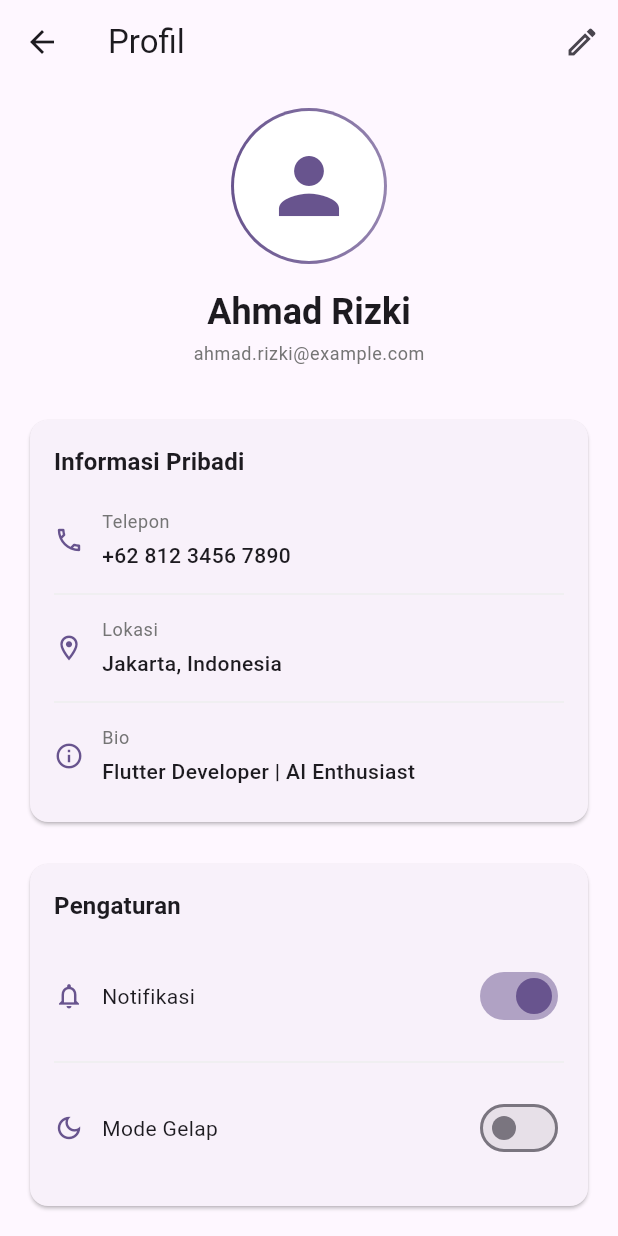
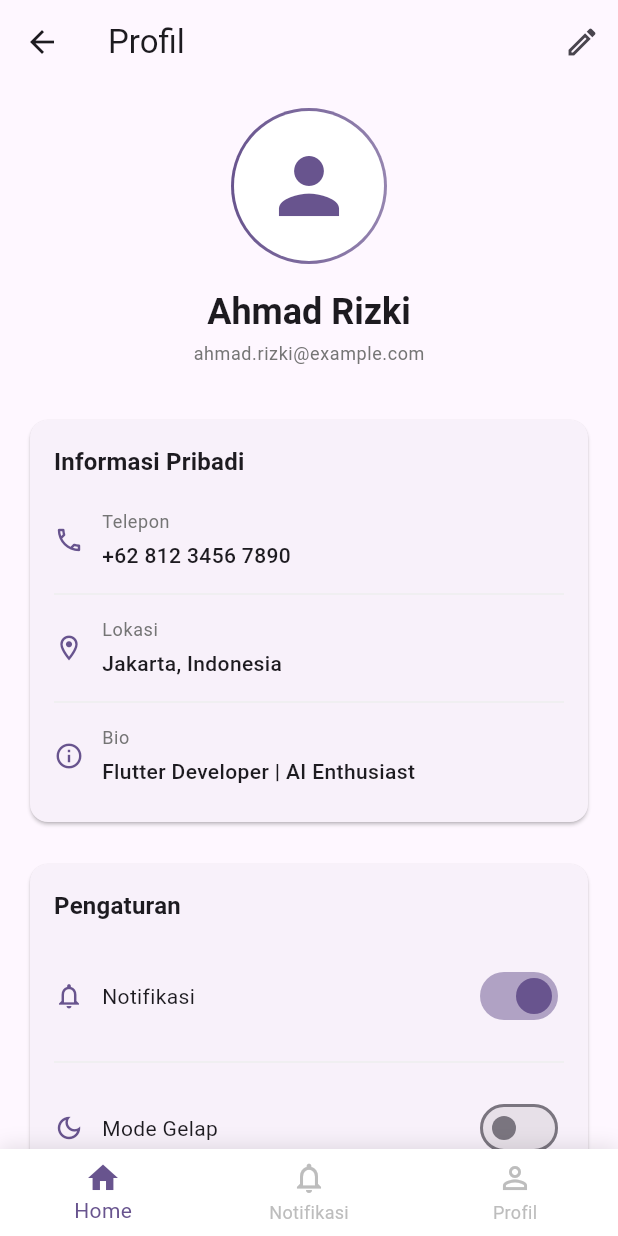
Before and after one commit to msyamsul725/flutter-ai-workflow, a Flutter app: the ProfileView screen opened directly, on a phone screen of 412 x 824 dp. Run offline on Flutter 3.47's test engine with Material 3 defaults, Android fonts, the phone set to English and light mode, and no system bars; our stand-ins replace get.

Commit message:
feat: Implement navigation system with Home, Notification, and Profile pages
- Create Home page (HomeView, HomeController, HomeBinding) with welcome card, menu items grid, and statistics
- Create BottomNavigationWidget for easy navigation between 3 main pages
- Create routing system (lib/routes/app_pages.dart) with GetPage for all pages
- Update main.dart to use GetMaterialApp routing with initialRoute and getPages
- Add bottomNavigationBar to Notification and Profile views
- Update TODO_COPILOT.md with task completion details
- No unit tests added as requested (skip tests)
- All code follows GetX pattern with Observable variables and Reactive UI
- Flutter analyze passes with no errors

Co-authored-by: Copilot <223556219+Copilot@users.noreply.github.com>

```diff
--- /dev/null
+++ b/lib/pages/home/home_binding.dart
@@ -0,0 +1,9 @@
+import 'package:get/get.dart';
+import 'home_controller.dart';
+
+class HomeBinding extends Bindings {
+  @override
+  void dependencies() {
+    Get.lazyPut<HomeController>(() => HomeController());
+  }
+}
--- a/lib/pages/notifications/notifications_view.dart
+++ b/lib/pages/notifications/notifications_view.dart
@@ -1,6 +1,7 @@
 import 'package:flutter/material.dart';
 import 'package:get/get.dart';
 import 'notifications_controller.dart';
+import '../../widgets/bottom_navigation_widget.dart';
 
 class NotificationsView extends GetView<NotificationsController> {
   const NotificationsView({super.key});
@@ -73,6 +74,7 @@ class NotificationsView extends GetView<NotificationsController> {
                     },
                   ),
       ),
+      bottomNavigationBar: const BottomNavigationWidget(),
     );
   }
 
--- a/lib/pages/profile/profile_view.dart
+++ b/lib/pages/profile/profile_view.dart
@@ -1,6 +1,7 @@
 import 'package:flutter/material.dart';
 import 'package:get/get.dart';
 import 'profile_controller.dart';
+import '../../widgets/bottom_navigation_widget.dart';
 
 class ProfileView extends GetView<ProfileController> {
   const ProfileView({super.key});
@@ -215,6 +216,7 @@ class ProfileView extends GetView<ProfileController> {
                 ),
               ),
       ),
+      bottomNavigationBar: const BottomNavigationWidget(),
     );
   }
 
--- /dev/null
+++ b/lib/routes/app_pages.dart
@@ -0,0 +1,51 @@
+import 'package:get/get.dart';
+import '../pages/login/login_view.dart';
+import '../pages/login/login_binding.dart';
+import '../pages/home/home_view.dart';
+import '../pages/home/home_binding.dart';
+import '../pages/notifications/notifications_view.dart';
+import '../pages/notifications/notifications_binding.dart';
+import '../pages/profile/profile_view.dart';
+import '../pages/profile/profile_binding.dart';
+import '../pages/cart/cart_view.dart';
+import '../pages/cart/cart_binding.dart';
+
+abstract class AppPages {
+  static const initial = Routes.login;
+
+  static final routes = [
+    GetPage(
+      name: Routes.login,
+      page: () => const LoginView(),
+      binding: LoginBinding(),
+    ),
+    GetPage(
+      name: Routes.home,
+      page: () => const HomeView(),
+      binding: HomeBinding(),
+    ),
+    GetPage(
+      name: Routes.notification,
+      page: () => const NotificationsView(),
+      binding: NotificationsBinding(),
+    ),
+    GetPage(
+      name: Routes.profile,
+      page: () => const ProfileView(),
+      binding: ProfileBinding(),
+    ),
+    GetPage(
+      name: Routes.cart,
+      page: () => const CartView(),
+      binding: CartBinding(),
+    ),
+  ];
+}
+
+abstract class Routes {
+  static const login = '/login';
+  static const home = '/home';
+  static const notification = '/notification';
+  static const profile = '/profile';
+  static const cart = '/cart';
+}
--- /dev/null
+++ b/lib/widgets/bottom_navigation_widget.dart
@@ -0,0 +1,61 @@
+import 'package:flutter/material.dart';
+import 'package:get/get.dart';
+
+class BottomNavigationWidget extends StatelessWidget {
+  const BottomNavigationWidget({super.key});
+
+  @override
+  Widget build(BuildContext context) {
+    final theme = Theme.of(context);
+    final colorScheme = theme.colorScheme;
+
+    return Container(
+      decoration: BoxDecoration(
+        boxShadow: [
+          BoxShadow(
+            color: Colors.black.withOpacity(0.1),
+            blurRadius: 10,
+            offset: const Offset(0, -2),
+          ),
+        ],
+      ),
+      child: BottomNavigationBar(
+        elevation: 0,
+        backgroundColor: Colors.white,
+        selectedItemColor: colorScheme.primary,
+        unselectedItemColor: Colors.grey[400],
+        currentIndex: 0,
+        items: [
+          BottomNavigationBarItem(
+            icon: const Icon(Icons.home_outlined),
+            activeIcon: const Icon(Icons.home),
+            label: 'Home',
+          ),
+          BottomNavigationBarItem(
+            icon: const Icon(Icons.notifications_outlined),
+            activeIcon: const Icon(Icons.notifications),
+            label: 'Notifikasi',
+          ),
+          BottomNavigationBarItem(
+            icon: const Icon(Icons.person_outline),
+            activeIcon: const Icon(Icons.person),
+            label: 'Profil',
+          ),
+        ],
+        onTap: (index) {
+          switch (index) {
+            case 0:
+              Get.toNamed('/home');
+              break;
+            case 1:
+              Get.toNamed('/notification');
+              break;
+            case 2:
+              Get.toNamed('/profile');
+              break;
+          }
+        },
+      ),
+    );
+  }
+}
```
Also changed, not shown: lib/main.dart (+3 -4 lines), lib/pages/home/home_controller.dart (added, +56 -0 lines), lib/pages/home/home_view.dart (added, +210 -0 lines), pubspec.lock, 1 other file.
